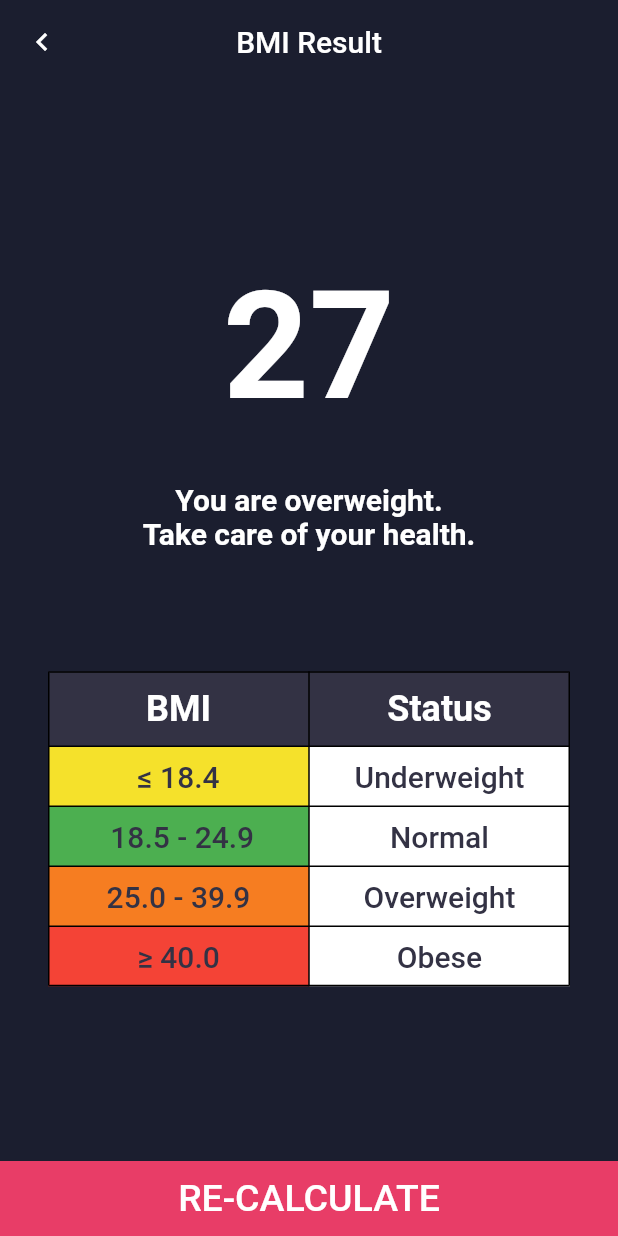
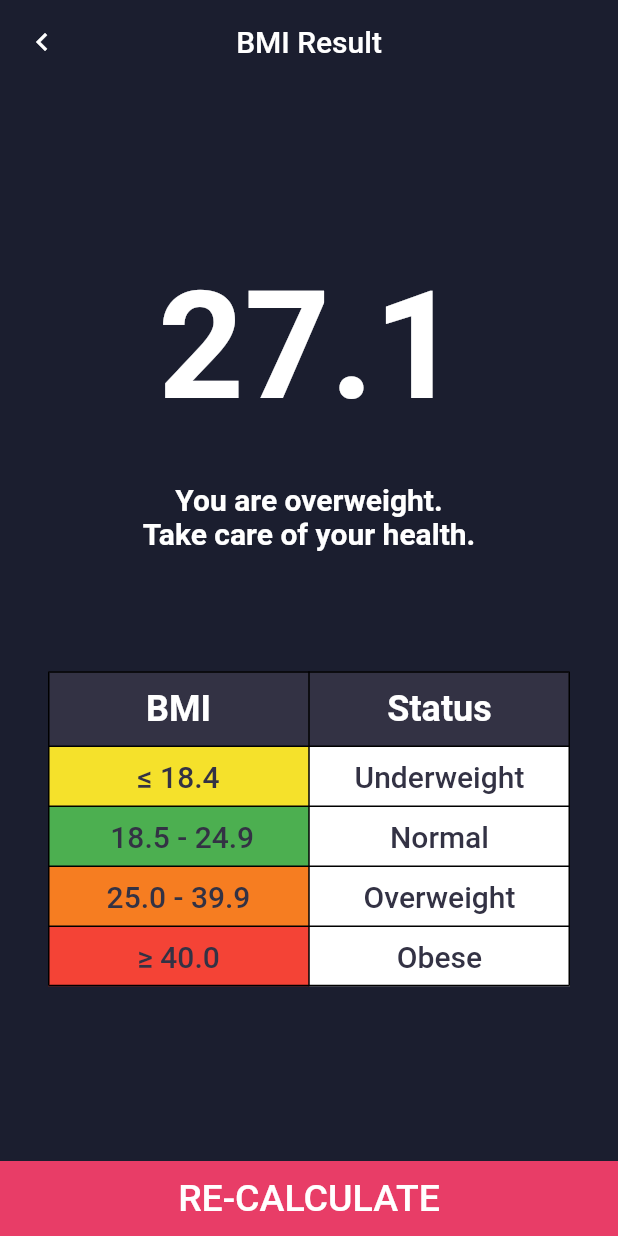
Before and after one commit to Mohammed-Hasaballah/BMI_Calc, a Flutter app: the screen it shows after launch, item 3 of the bottom bar chosen, after a tap on "CALCULATE", on a phone screen of 412 x 824 dp. Run offline on Flutter 3.47's test engine with Material 2 defaults, Android fonts, the phone set to English and light mode, and no system bars.

Commit message:
adding brain class

```diff
--- a/lib/modules/bmi/bmi_home.dart
+++ b/lib/modules/bmi/bmi_home.dart
@@ -1,6 +1,5 @@
-import 'dart:math';
-
 import 'package:bmi/modules/bmi_result/result_screen.dart';
+import 'package:bmi/modules/brain/bmi_brain.dart';
 import 'package:flutter/material.dart';
 
 import '../../shared/components/components.dart';
@@ -290,12 +289,15 @@ class _BmiScreenState extends State<BmiScreen> {
             height: 50.0,
             child: MaterialButton(
               onPressed: () {
-                double result = weight / pow(height / 100, 2);
+                BMIBrain brain = BMIBrain(height: height, weight: weight);
+                double result = brain.resultCalc();
+                String resultHandlee = brain.resultHandle();
                 Navigator.push(
                   context,
                   MaterialPageRoute(
                     builder: (context) => BMIResultScreen(
-                      result: result.round(),
+                      result: result.toStringAsFixed(1),
+                      resultHandle: resultHandlee,
                     ),
                   ),
                 );
--- a/lib/modules/bmi_result/result_screen.dart
+++ b/lib/modules/bmi_result/result_screen.dart
@@ -2,10 +2,11 @@
 import 'package:flutter/material.dart';
 
 class BMIResultScreen extends StatelessWidget {
-  final int result;
+  final String result;
+  final String resultHandle;
   const BMIResultScreen({
     Key? key,
-    required this.result,
+    required this.result, required this.resultHandle,
   }) : super(key: key);
   @override
   Widget build(BuildContext context) {
@@ -32,7 +33,7 @@ class BMIResultScreen extends StatelessWidget {
             Column(
               children: [
                 Text(
-                  '$result',
+                  result,
                   style: const TextStyle(
                     fontSize: 100.0,
                     fontWeight: FontWeight.bold,
@@ -41,7 +42,7 @@ class BMIResultScreen extends StatelessWidget {
                 Padding(
                   padding: const EdgeInsets.all(32.0),
                   child: Text(
-                    resultHandle(),
+                    resultHandle,
                     style: const TextStyle(
                         fontSize: 20, fontWeight: FontWeight.bold),
                     textAlign: TextAlign.center,
@@ -279,16 +280,5 @@ class BMIResultScreen extends StatelessWidget {
     );
   }
 
-  String resultHandle() {
-    if (result >= 18.5 && result <= 24.9) {
-      return 'You have a normal BMI.';
-    }
-    if (result >= 25.0 && result <= 39.9) {
-      return 'You are overweight.\nTake care of your health.';
-    }
-    if (result >= 40.0) {
-      return 'You are obese.\nPlease consult a healthcare professional.';
-    }
-    return 'You are underweight.\nConsider gaining some weight for better health.';
-  }
+
 }
--- /dev/null
+++ b/lib/modules/brain/bmi_brain.dart
@@ -0,0 +1,27 @@
+import 'dart:math';
+
+class BMIBrain {
+  final double height;
+  final int weight;
+  double result = 0;
+
+  BMIBrain({required this.height, required this.weight});
+
+  double resultCalc() {
+    result = weight / pow(height / 100, 2);
+    return result;
+  }
+
+  String resultHandle() {
+    if (result >= 18.5 && result <= 24.9) {
+      return 'You have a normal BMI.';
+    }
+    if (result >= 25.0 && result <= 39.9) {
+      return 'You are overweight.\nTake care of your health.';
+    }
+    if (result >= 40.0) {
+      return 'You are obese.\nPlease consult a healthcare professional.';
+    }
+    return 'You are underweight.\nConsider gaining some weight for better health.';
+  }
+}
```
